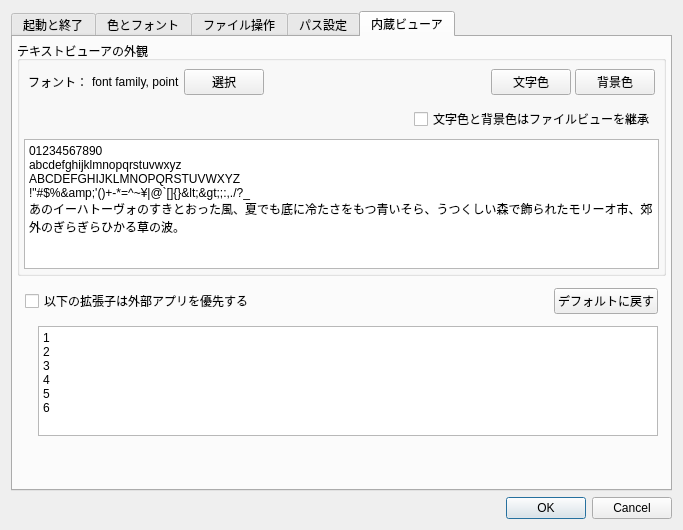
Above: preferencedialog.ui from miyabi-satoh/Gefu before the change. Below: the same form after it.
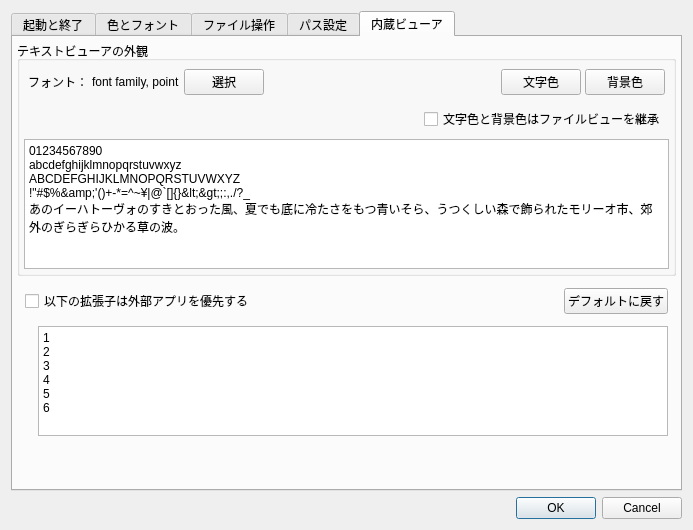
That is the form after the change. The open tabs and pages were chosen to show the change.

```diff
--- a/preferencedialog.ui
+++ b/preferencedialog.ui
@@ -6,7 +6,7 @@
    <rect>
     <x>0</x>
     <y>0</y>
-    <width>683</width>
+    <width>693</width>
     <height>530</height>
    </rect>
   </property>
```
Left out of the diff: 12 changed lines with no effect on the pictures.
